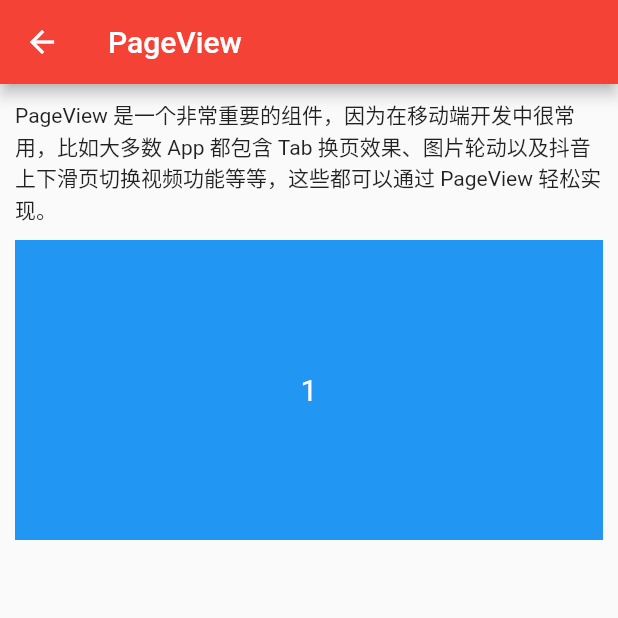
After one commit to xbl741323/Flutter, a Flutter app: the style_page_view screen opened directly, on a phone screen of 412 x 824 dp, the top half of it. The commit adds this screen. Run offline on Flutter 3.47's test engine with Material 2 defaults, Android fonts, the phone set to English and light mode, and no system bars; our stand-ins replace dio, shared_preferences; accounts and stored records are empty; network calls fail.

Commit message:
提交更新

```diff
--- /dev/null
+++ b/flutter_study_project/flutter_study/lib/components/style/style_pageview.dart
@@ -0,0 +1,57 @@
+import 'package:flutter/material.dart';
+
+// ignore: camel_case_types
+class style_page_view extends StatefulWidget {
+  @override
+  style_page_view_state createState() => style_page_view_state();
+}
+
+class style_page_view_state extends State<style_page_view> {
+
+  @override
+  Widget build(BuildContext context) {
+    return Scaffold(
+        appBar: AppBar(
+          title: Text("PageView"),
+        ),
+        body: Container(
+          padding: EdgeInsets.all(10.0),
+          child: ListView.builder(
+              itemCount: 1,
+              itemBuilder: (BuildContext context, int index) {
+                return getBody(); // 封装MovieItem样式组件
+              }),
+        ));
+  }
+
+  Widget getBody() {
+    return Column(
+      children: [
+        Text('PageView 是一个非常重要的组件，因为在移动端开发中很常用，比如大多数 App 都包含 Tab 换页效果、图片轮动以及抖音上下滑页切换视频功能等等，这些都可以通过 PageView 轻松实现。'),
+        Container(
+          margin: EdgeInsets.only(top:10),
+          height: 200,
+          color: Colors.red,
+          alignment: Alignment.center,
+          child: PageView.builder(
+              itemCount: 10000,
+              itemBuilder: (context,index){
+                return getPageItem((index)%3+1);
+              }
+          )
+        )
+      ],
+    );
+  }
+
+  Widget getPageItem(index) {
+    return Container(
+      alignment: Alignment.center,
+      color: Colors.blue,
+      child: Text(
+        '${index}',
+        style: TextStyle(color: Colors.white, fontSize: 20),
+      ),
+    );
+  }
+}
--- a/flutter_study_project/flutter_study/lib/views/style/style.dart
+++ b/flutter_study_project/flutter_study/lib/views/style/style.dart
@@ -6,8 +6,10 @@ import 'package:flutter_study/components/style/style_container.dart';
 import 'package:flutter_study/components/style/style_expanded.dart';
 import 'package:flutter_study/components/style/style_gridview.dart';
 import 'package:flutter_study/components/style/style_listview.dart';
+import 'package:flutter_study/components/style/style_pageview.dart';
 import 'package:flutter_study/components/style/style_row_and_column.dart';
 import 'package:flutter_study/components/style/style_stack.dart';
+import 'package:flutter_study/components/style/style_tabbarview.dart';
 import 'package:flutter_study/components/style/style_text.dart';
 import 'package:flutter_study/components/style/style_transform.dart';
 import 'package:flutter_study/components/style/style_wrap.dart';
@@ -27,6 +29,8 @@ class Style extends StatelessWidget {
     'Widget（小部件） -> Wrap',
     'Widget（小部件） -> Card',
     'Widget（小部件） -> Transform',
+    'Widget（小部件） -> PageView',
+    'Widget（小部件） -> TabBarView',
   ];
 
   @override
@@ -100,6 +104,12 @@ class Style extends StatelessWidget {
             case 11:
               Navigator.of(context).push(new MaterialPageRoute(builder: (ctx) => style_transform()));
               break;
+            case 12:
+              Navigator.of(context).push(new MaterialPageRoute(builder: (ctx) => style_page_view()));
+              break;
+            case 13:
+              Navigator.of(context).push(new MaterialPageRoute(builder: (ctx) => style_tabBar_view()));
+              break;
           }
         });
   }
```
Also changed, not shown: flutter_study_project/flutter_study/lib/components/style/style_tabbarview.dart (added, +68 -0 lines).
